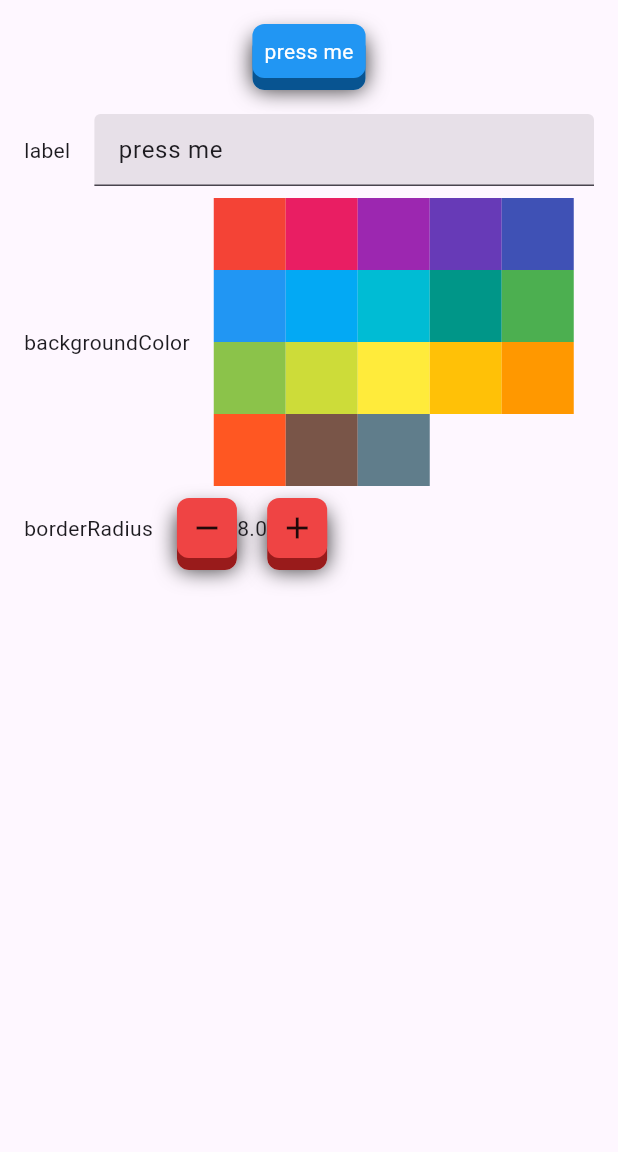
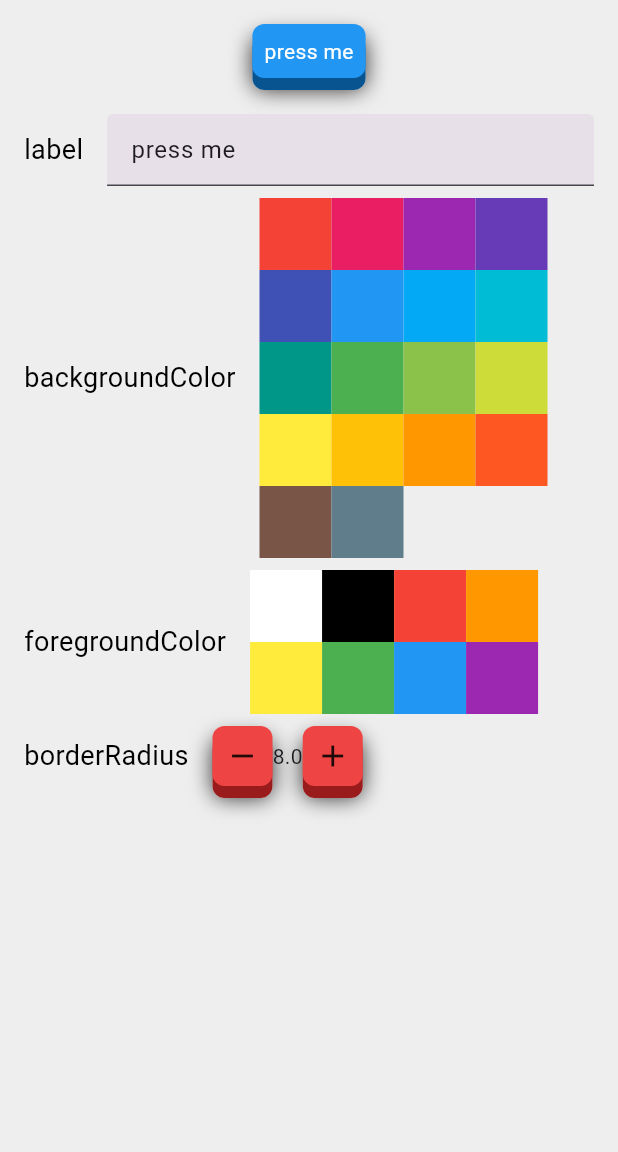
Before and after one commit to mivoligo/miv_buttons, a Flutter app: the screen it shows after launch, on a phone screen of 412 x 824 dp, the part 84-1236 px from its top. Run offline on Flutter 3.47's test engine with Material 3 defaults, Android fonts, the phone set to English and light mode, and no system bars.

Commit message:
feat: add foregroundColor property for Button.label

```diff
--- a/example/lib/main.dart
+++ b/example/lib/main.dart
@@ -27,6 +27,7 @@ class DemoPage extends StatelessWidget {
   @override
   Widget build(BuildContext context) {
     return Scaffold(
+      backgroundColor: Colors.grey.shade200,
       appBar: AppBar(
         title: const Text('Demo page'),
       ),
@@ -76,6 +77,12 @@ class _ButtonWithLabelState extends State<_ButtonWithLabel> {
             }),
           ),
           const SizedBox(height: 8),
+          PropertyForegroundColor(
+            onColorChange: (color) => setState(() {
+              foregroundColor = color;
+            }),
+          ),
+          const SizedBox(height: 8),
           PropertyBorderRadius(
             onRadiusChange: (value) {
               setState(() {
@@ -104,7 +111,10 @@ class PropertyRow extends StatelessWidget {
   Widget build(BuildContext context) {
     return Row(
       children: [
-        Text(propertyName),
+        Text(
+          propertyName,
+          style: const TextStyle(color: Colors.black, fontSize: 18),
+        ),
         const SizedBox(width: 16),
         Expanded(child: propertyWidget),
       ],
@@ -146,6 +156,42 @@ class PropertyBackgroundColor extends StatelessWidget {
       propertyName: 'backgroundColor',
       propertyWidget: Wrap(
         children: Colors.primaries
+            .map(
+              (color) => InkWell(
+                onTap: () => onColorChange(color),
+                child: Container(
+                  width: 48,
+                  height: 48,
+                  color: color,
+                ),
+              ),
+            )
+            .toList(growable: false),
+      ),
+    );
+  }
+}
+
+class PropertyForegroundColor extends StatelessWidget {
+  const PropertyForegroundColor({super.key, required this.onColorChange});
+
+  final ValueChanged<Color> onColorChange;
+
+  @override
+  Widget build(BuildContext context) {
+    return PropertyRow(
+      propertyName: 'foregroundColor',
+      propertyWidget: Wrap(
+        children: [
+          Colors.white,
+          Colors.black,
+          Colors.red,
+          Colors.orange,
+          Colors.yellow,
+          Colors.green,
+          Colors.blue,
+          Colors.purple,
+        ]
             .map(
               (color) => InkWell(
                 onTap: () => onColorChange(color),
```
